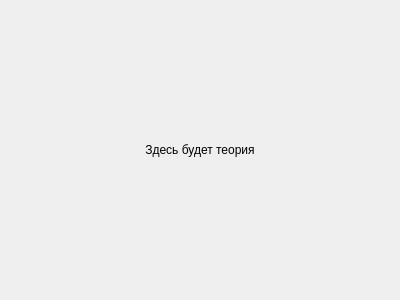
Qt form Popelov_Kuznetsov_bernulli/theory.ui (Alivexx/bernulli) before a commit.
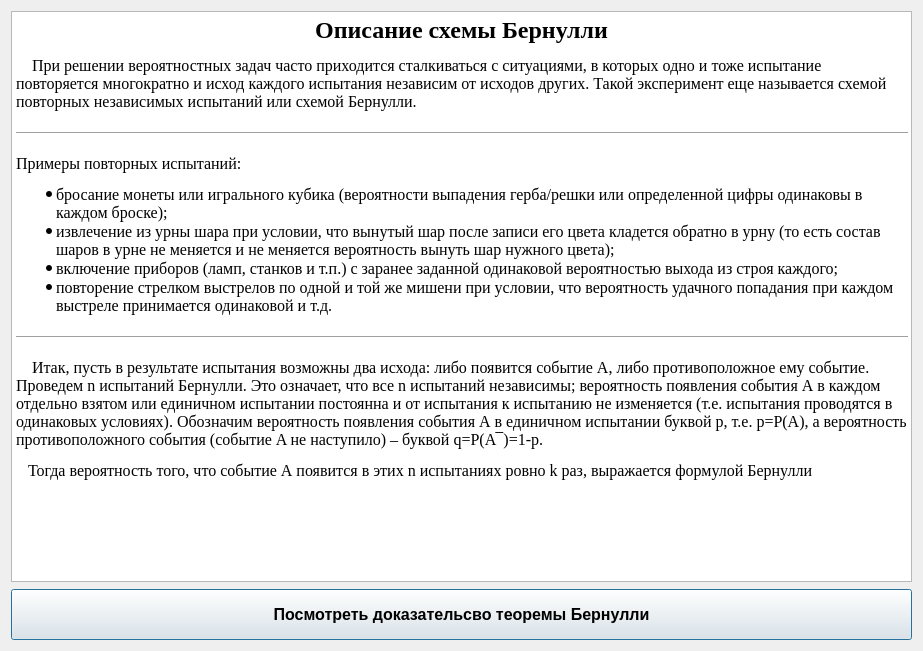
The same form after that commit. Icons and pictures are not drawn.

What changed in the file:
```diff
--- a/Popelov_Kuznetsov_bernulli/theory.ui
+++ b/Popelov_Kuznetsov_bernulli/theory.ui
@@ -6,25 +6,71 @@
    <rect>
     <x>0</x>
     <y>0</y>
-    <width>400</width>
-    <height>300</height>
+    <width>923</width>
+    <height>651</height>
    </rect>
   </property>
   <property name="windowTitle">
    <string>Dialog</string>
   </property>
-  <layout class="QVBoxLayout" name="verticalLayout">
-   <item>
-    <widget class="QLabel" name="label">
-     <property name="text">
-      <string>Здесь будет теория</string>
-     </property>
-     <property name="alignment">
-      <set>Qt::AlignCenter</set>
-     </property>
-    </widget>
-   </item>
-  </layout>
+  <widget class="QTextBrowser" name="textBrowser">
+   <property name="geometry">
+    <rect>
+     <x>11</x>
+     <y>11</y>
+     <width>901</width>
+     <height>571</height>
+    </rect>
+   </property>
+   <property name="font">
+    <font>
+     <family>Times New Roman</family>
+     <pointsize>12</pointsize>
+    </font>
+   </property>
+   <property name="autoFormatting">
+    <set>QTextEdit::AutoNone</set>
+   </property>
+   <property name="html">
+    <string>&lt;!DOCTYPE HTML PUBLIC &quot;-//W3C//DTD HTML 4.0//EN&quot; &quot;http://www.w3.org/TR/REC-html40/strict.dtd&quot;&gt;
+&lt;html&gt;&lt;head&gt;&lt;meta name=&quot;qrichtext&quot; content=&quot;1&quot; /&gt;&lt;style type=&quot;text/css&quot;&gt;
+p, li { white-space: pre-wrap; }
+&lt;/style&gt;&lt;/head&gt;&lt;body style=&quot; font-family:'Times New Roman'; font-size:12pt; font-weight:400; font-style:normal;&quot;&gt;
+&lt;h2 align=&quot;center&quot; style=&quot; margin-top:16px; margin-bottom:12px; margin-left:0px; margin-right:0px; -qt-block-indent:0; text-indent:0px;&quot;&gt;&lt;span style=&quot; font-size:x-large; font-weight:600;&quot;&gt;Описание схемы Бернулли&lt;/span&gt;&lt;/h2&gt;
+&lt;p style=&quot; margin-top:12px; margin-bottom:12px; margin-left:0px; margin-right:0px; -qt-block-indent:0; text-indent:0px;&quot;&gt;    При решении вероятностных задач часто приходится сталкиваться с ситуациями, в которых одно и тоже испытание повторяется многократно и исход каждого испытания независим от исходов других. Такой эксперимент еще называется схемой повторных независимых испытаний или схемой Бернулли.&lt;/p&gt;
+&lt;hr /&gt;
+&lt;p style=&quot; margin-top:12px; margin-bottom:12px; margin-left:0px; margin-right:0px; -qt-block-indent:0; text-indent:0px;&quot;&gt;Примеры повторных испытаний:&lt;/p&gt;
+&lt;ul style=&quot;margin-top: 0px; margin-bottom: 0px; margin-left: 0px; margin-right: 0px; -qt-list-indent: 1;&quot;&gt;&lt;li style=&quot; margin-top:12px; margin-bottom:0px; margin-left:0px; margin-right:0px; -qt-block-indent:0; text-indent:0px;&quot;&gt;бросание монеты или игрального кубика (вероятности выпадения герба/решки или определенной цифры одинаковы в каждом броске);&lt;/li&gt;
+&lt;li style=&quot; margin-top:0px; margin-bottom:0px; margin-left:0px; margin-right:0px; -qt-block-indent:0; text-indent:0px;&quot;&gt;извлечение из урны шара при условии, что вынутый шар после записи его цвета кладется обратно в урну (то есть состав шаров в урне не меняется и не меняется вероятность вынуть шар нужного цвета);&lt;/li&gt;
+&lt;li style=&quot; margin-top:0px; margin-bottom:0px; margin-left:0px; margin-right:0px; -qt-block-indent:0; text-indent:0px;&quot;&gt;включение приборов (ламп, станков и т.п.) с заранее заданной одинаковой вероятностью выхода из строя каждого;&lt;/li&gt;
+&lt;li style=&quot; margin-top:0px; margin-bottom:12px; margin-left:0px; margin-right:0px; -qt-block-indent:0; text-indent:0px;&quot;&gt;повторение стрелком выстрелов по одной и той же мишени при условии, что вероятность удачного попадания при каждом выстреле принимается одинаковой и т.д.&lt;/li&gt;&lt;/ul&gt;
+&lt;hr /&gt;
+&lt;p style=&quot; margin-top:12px; margin-bottom:12px; margin-left:0px; margin-right:0px; -qt-block-indent:0; text-indent:0px;&quot;&gt;    Итак, пусть в результате испытания возможны два исхода: либо появится событие А, либо противоположное ему событие. Проведем n испытаний Бернулли. Это означает, что все n испытаний независимы; вероятность появления события А в каждом отдельно взятом или единичном испытании постоянна и от испытания к испытанию не изменяется (т.е. испытания проводятся в одинаковых условиях). Обозначим вероятность появления события А в единичном испытании буквой р, т.е. p=P(A), а вероятность противоположного события (событие A не наступило) – буквой q=P(A ̅ )=1-p.&lt;/p&gt;
+&lt;p style=&quot; margin-top:12px; margin-bottom:12px; margin-left:0px; margin-right:0px; -qt-block-indent:0; text-indent:0px;&quot;&gt;   Тогда вероятность того, что событие А появится в этих n испытаниях ровно k раз, выражается формулой Бернулли&lt;/p&gt;
+&lt;p align=&quot;center&quot; style=&quot; margin-top:12px; margin-bottom:12px; margin-left:0px; margin-right:0px; -qt-block-indent:0; text-indent:0px;&quot;&gt;&lt;img src=&quot;:/rec/img/form.png&quot; /&gt;&lt;/p&gt;&lt;/body&gt;&lt;/html&gt;</string>
+   </property>
+  </widget>
+  <widget class="QPushButton" name="pushButton">
+   <property name="geometry">
+    <rect>
+     <x>11</x>
+     <y>589</y>
+     <width>901</width>
+     <height>51</height>
+    </rect>
+   </property>
+   <property name="font">
+    <font>
+     <family>Tahoma</family>
+     <pointsize>12</pointsize>
+     <weight>75</weight>
+     <bold>true</bold>
+    </font>
+   </property>
+   <property name="text">
+    <string>Посмотреть доказательсво теоремы Бернулли</string>
+   </property>
+  </widget>
  </widget>
  <resources/>
  <connections/>
```
